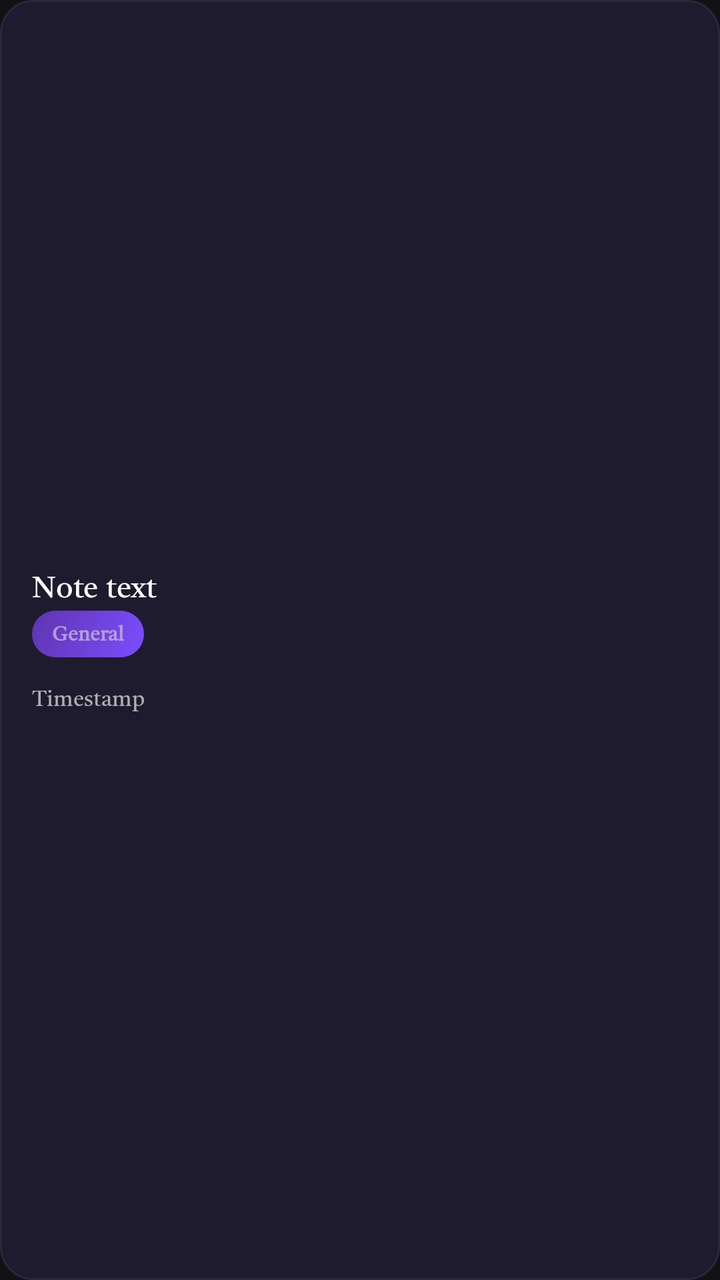
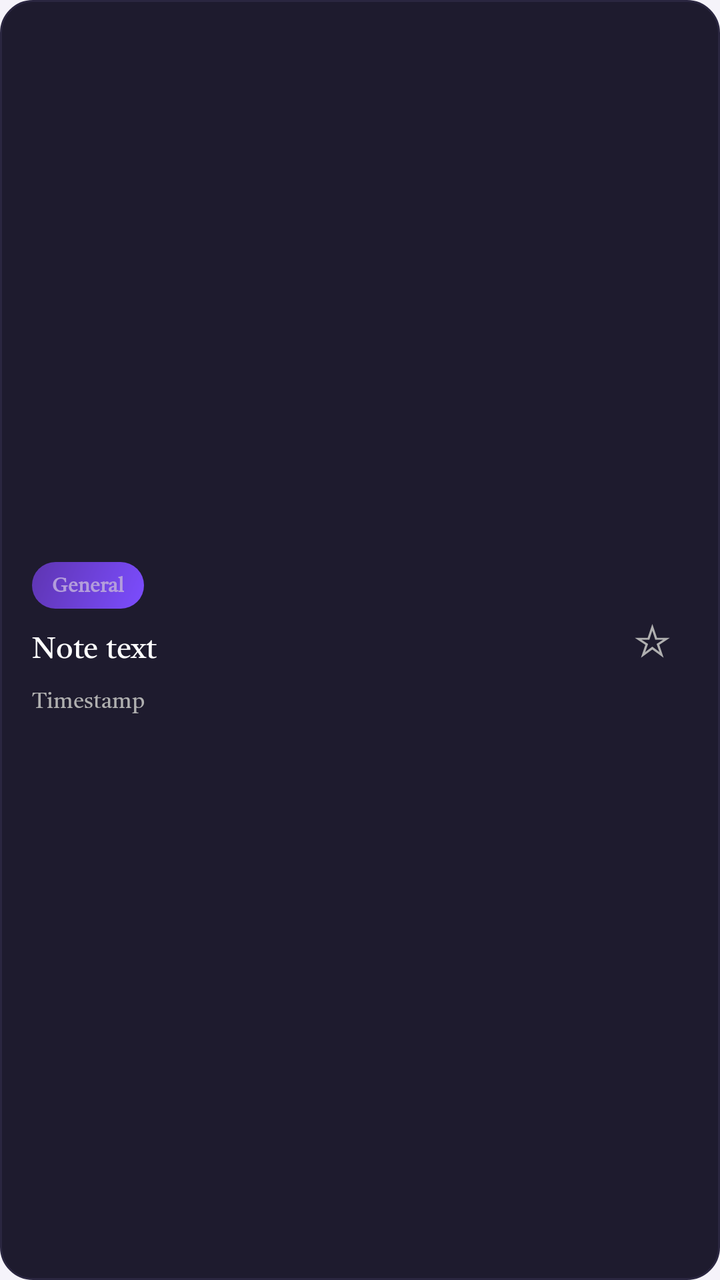

Two renders of the same Android screen: before a commit and after it. Below are the layout's source before the change and the commit's diff.
<!-- AndroidManifest.xml: application theme Theme.Scanlern -->
<!-- res/layout/item_note.xml -->
<?xml version="1.0" encoding="utf-8"?>
<LinearLayout xmlns:android="http://schemas.android.com/apk/res/android"
    xmlns:app="http://schemas.android.com/apk/res-auto"
    android:layout_width="match_parent"
    android:layout_height="wrap_content"
    android:orientation="horizontal"
    android:padding="16dp"
    android:layout_marginBottom="10dp"
    android:background="@drawable/bg_card"
    android:gravity="center_vertical">

    <LinearLayout
        android:layout_width="0dp"
        android:layout_height="wrap_content"
        android:layout_weight="1"
        android:orientation="vertical">

        <TextView
            android:id="@+id/tvNoteText"
            android:layout_width="match_parent"
            android:layout_height="wrap_content"
            android:text="Note text"
            android:textSize="15sp"
            android:textColor="@color/text_primary"
            android:maxLines="2"
            android:ellipsize="end" />
        <TextView
            android:id="@+id/tvNoteCategory"
            android:layout_width="wrap_content"
            android:layout_height="wrap_content"
            android:text="General"
            android:textSize="10sp"
            android:textStyle="bold"
            android:textColor="@color/primary_light"
            android:background="@drawable/bg_card_accent"
            android:paddingHorizontal="10dp"
            android:paddingVertical="4dp"
            android:layout_marginBottom="6dp" />

        <TextView
            android:id="@+id/tvNoteTimestamp"
            android:layout_width="match_parent"
            android:layout_height="wrap_content"
            android:text="Timestamp"
            android:textSize="11sp"
            android:textColor="@color/text_secondary"
            android:layout_marginTop="6dp" />

    </LinearLayout>



</LinearLayout>
<!-- resources referenced by this layout -->
<resources>
  <color name="primary_light">#B39DDB</color>
  <color name="text_primary">#FFFFFF</color>
  <color name="text_secondary">#B0B0B0</color>
  <!-- drawable bg_card (drawable) -->
  <?xml version="1.0" encoding="utf-8"?>
  <shape xmlns:android="http://schemas.android.com/apk/res/android"
      android:shape="rectangle">
      <solid android:color="#1E1B2E" />
      <corners android:radius="16dp" />
      <stroke
          android:width="1dp"
          android:color="#2A2640" />
  </shape>
  <!-- drawable bg_card_accent (drawable) -->
  <?xml version="1.0" encoding="utf-8"?>
  <shape xmlns:android="http://schemas.android.com/apk/res/android"
      android:shape="rectangle">
      <gradient
          android:startColor="#7C4DFF"
          android:endColor="#5E35B1"
          android:angle="135" />
      <corners android:radius="16dp" />
  </shape>
  <style name="Theme.Scanlern" parent="Base.Theme.Scanlern" />
  <style name="Base.Theme.Scanlern" parent="Theme.Material3.DayNight.NoActionBar">
          <item name="colorPrimary">@color/primary</item>
          <item name="colorPrimaryDark">@color/primary_dark</item>
          <item name="colorAccent">@color/primary_light</item>
          <item name="android:colorBackground">@color/background_dark</item>
          <item name="android:statusBarColor">@color/background_dark</item>
          <item name="android:windowLightStatusBar">false</item>
          <item name="android:fontFamily">@font/poppins_family</item>
          <item name="fontFamily">@font/poppins_family</item>
      </style>
  <color name="primary">#7C4DFF</color>
  <color name="primary_dark">#5E35B1</color>
  <color name="background_dark">#121212</color>
</resources>

<!-- the commit's change to res/layout/item_note.xml (unified diff, before → after) -->
@@ -1,6 +1,5 @@
 <?xml version="1.0" encoding="utf-8"?>
 <LinearLayout xmlns:android="http://schemas.android.com/apk/res/android"
-    xmlns:app="http://schemas.android.com/apk/res-auto"
     android:layout_width="match_parent"
     android:layout_height="wrap_content"
     android:orientation="horizontal"
@@ -15,6 +14,26 @@
         android:layout_weight="1"
         android:orientation="vertical">
 
+        <LinearLayout
+            android:layout_width="match_parent"
+            android:layout_height="wrap_content"
+            android:orientation="horizontal"
+            android:gravity="center_vertical">
+
+            <TextView
+                android:id="@+id/tvNoteCategory"
+                android:layout_width="wrap_content"
+                android:layout_height="wrap_content"
+                android:text="General"
+                android:textSize="10sp"
+                android:textStyle="bold"
+                android:textColor="@color/primary_light"
+                android:background="@drawable/bg_card_accent"
+                android:paddingHorizontal="10dp"
+                android:paddingVertical="4dp" />
+
+        </LinearLayout>
+
         <TextView
             android:id="@+id/tvNoteText"
             android:layout_width="match_parent"
@@ -23,19 +42,8 @@
             android:textSize="15sp"
             android:textColor="@color/text_primary"
             android:maxLines="2"
-            android:ellipsize="end" />
-        <TextView
-            android:id="@+id/tvNoteCategory"
-            android:layout_width="wrap_content"
-            android:layout_height="wrap_content"
-            android:text="General"
-            android:textSize="10sp"
-            android:textStyle="bold"
-            android:textColor="@color/primary_light"
-            android:background="@drawable/bg_card_accent"
-            android:paddingHorizontal="10dp"
-            android:paddingVertical="4dp"
-            android:layout_marginBottom="6dp" />
+            android:ellipsize="end"
+            android:layout_marginTop="8dp" />
 
         <TextView
             android:id="@+id/tvNoteTimestamp"
@@ -48,6 +56,15 @@
 
     </LinearLayout>
 
-
+    <TextView
+        android:id="@+id/btnPinNote"
+        android:layout_width="wrap_content"
+        android:layout_height="wrap_content"
+        android:text="☆"
+        android:textSize="22sp"
+        android:textColor="@color/text_secondary"
+        android:padding="8dp"
+        android:clickable="true"
+        android:focusable="true" />
 
 </LinearLayout>
<!-- resource entries referenced after the edit -->
@@ -28,14 +28,13 @@
           <item name="colorPrimary">@color/primary</item>
           <item name="colorPrimaryDark">@color/primary_dark</item>
           <item name="colorAccent">@color/primary_light</item>
-          <item name="android:colorBackground">@color/background_dark</item>
-          <item name="android:statusBarColor">@color/background_dark</item>
-          <item name="android:windowLightStatusBar">false</item>
+          <item name="android:colorBackground">#F5F3FA</item>
+          <item name="android:statusBarColor">#F5F3FA</item>
+          <item name="android:windowLightStatusBar">true</item>
           <item name="android:fontFamily">@font/poppins_family</item>
           <item name="fontFamily">@font/poppins_family</item>
       </style>
   <color name="primary">#7C4DFF</color>
   <color name="primary_dark">#5E35B1</color>
-  <color name="background_dark">#121212</color>
 </resources>
 
